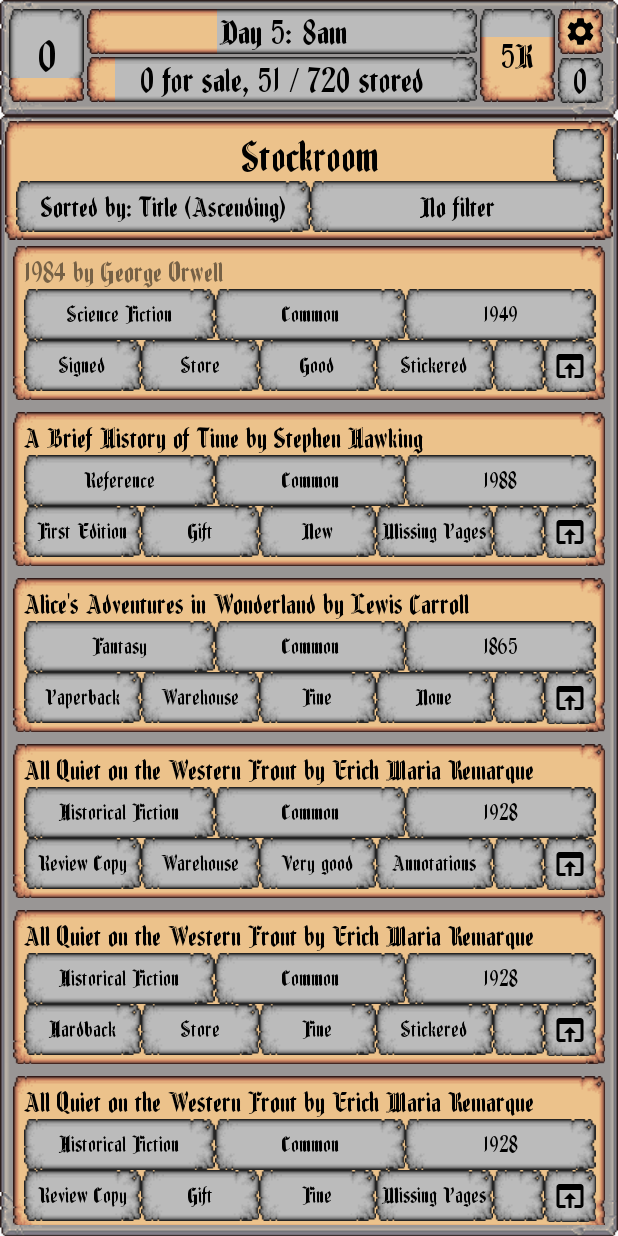
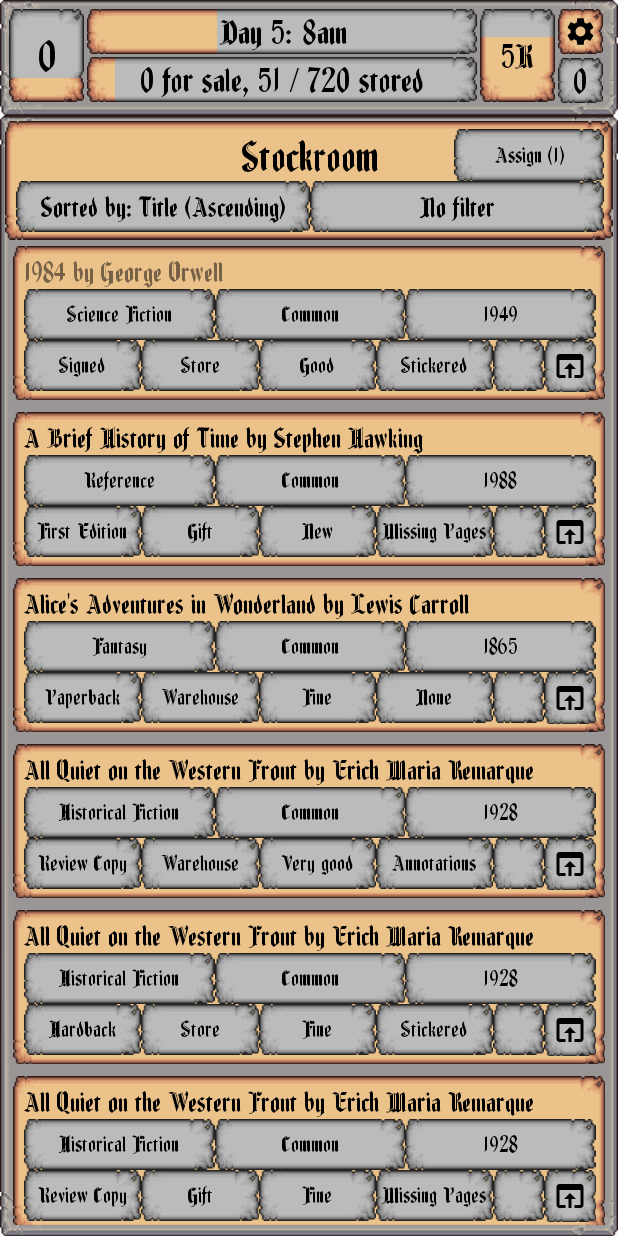
Before and after one commit to JakeSteam/PixelBookshop, an Android app: the StockFragment screen opened through its navigation route, after a tap on an icon or button, on a phone screen of 412 x 824 dp. Run offline under Robolectric (Android 15) with nearby library versions, the phone set to English and light mode, and no system bars; our stand-ins replace Room's generated code; libraries missing offline, so code that uses them is left out: com.hamsa.twosteppickerdialog, com.skydoves.balloon.

Commit message:
Adds very messy single parameter passing to shop

```diff
--- a/app/src/main/java/uk/co/jakelee/pixelbookshop/ui/shop/ShopFragment.kt
+++ b/app/src/main/java/uk/co/jakelee/pixelbookshop/ui/shop/ShopFragment.kt
@@ -52,6 +52,7 @@ class ShopFragment : Fragment() {
         shopViewModel.getShopData().observe(viewLifecycleOwner, shopDataObserver)
         shopViewModel.currentTab.observe(viewLifecycleOwner, shopTabObserver)
         shopViewModel.latestMessage.observe(viewLifecycleOwner, latestMessageObserver)
+        val a = arguments?.getInt("booksToAssign")
         return root
     }
 
--- a/app/src/main/java/uk/co/jakelee/pixelbookshop/ui/stock/StockAdapter.kt
+++ b/app/src/main/java/uk/co/jakelee/pixelbookshop/ui/stock/StockAdapter.kt
@@ -12,7 +12,12 @@ import androidx.recyclerview.widget.RecyclerView
 import uk.co.jakelee.pixelbookshop.R
 import uk.co.jakelee.pixelbookshop.database.entity.OwnedBook
 
-class StockAdapter(var context: Activity, private val books: List<OwnedBook>) :
+class StockAdapter(
+    var context: Activity,
+    private val books: List<OwnedBook>,
+    private val addSelected: (Int) -> Unit,
+    private val removeSelected: (Int) -> Unit,
+    private val selectedContains: (Int) -> Boolean) :
     RecyclerView.Adapter<RecyclerView.ViewHolder>() {
 
     override fun onCreateViewHolder(
@@ -23,19 +28,17 @@ class StockAdapter(var context: Activity, private val books: List<OwnedBook>) :
         return RecyclerViewViewHolder(rootView)
     }
 
-    private val selectedItems = mutableListOf<Int>()
-
     override fun onBindViewHolder(holder: RecyclerView.ViewHolder, position: Int) {
         val book = books[position]
         val viewHolder = holder as RecyclerViewViewHolder
         viewHolder.name.text = String.format("%1s by %2s %3s", book.book.title, book.book.authorFirstName, book.book.authorSurname)
-        viewHolder.name.alpha = if (selectedItems.contains(book.id)) 0.5f else 1f
+        viewHolder.name.alpha = if (selectedContains.invoke(book.id)) 0.5f else 1f
         viewHolder.name.setOnClickListener {
-            if (selectedItems.contains(book.id)) {
-                selectedItems.remove(book.id)
+            if (selectedContains.invoke(book.id)) {
+                removeSelected.invoke(book.id)
                 it.alpha = 1f
             } else {
-                selectedItems.add(book.id)
+                addSelected.invoke(book.id)
                 it.alpha = 0.5f
             }
         }
--- a/app/src/main/java/uk/co/jakelee/pixelbookshop/ui/stock/StockFragment.kt
+++ b/app/src/main/java/uk/co/jakelee/pixelbookshop/ui/stock/StockFragment.kt
@@ -4,9 +4,11 @@ import android.os.Bundle
 import android.view.LayoutInflater
 import android.view.View
 import android.view.ViewGroup
+import androidx.core.os.bundleOf
 import androidx.fragment.app.Fragment
 import androidx.lifecycle.Observer
 import androidx.lifecycle.ViewModelProvider
+import androidx.navigation.fragment.findNavController
 import com.hamsa.twosteppickerdialog.OnStepPickListener
 import com.hamsa.twosteppickerdialog.TwoStepPickerDialog
 import kotlinx.android.synthetic.main.fragment_stock.*
@@ -44,7 +46,10 @@ class StockFragment : Fragment() {
         stockViewModel.getBooks().observe(viewLifecycleOwner, stockObserver)
         root.sorting.setOnClickListener { showSortDialog() }
         root.filtering.setOnClickListener { showFilterDialog() }
-        root.assign.setOnClickListener {  }
+        root.assign.setOnClickListener {
+            val bundle = bundleOf("booksToAssign" to stockViewModel.selectedBooks.first())
+            findNavController().navigate(R.id.action_stockFragment_to_shopFragment, bundle)
+        }
         return root
     }
 
@@ -106,9 +111,25 @@ class StockFragment : Fragment() {
                 getString(sortField.resource),
                 getString(sortOrder.resource)
             )
+            updateAssignButton()
+            booksRecycler.adapter = StockAdapter(activity!!, books,
+                { id: Int ->
+                    stockViewModel.selectedBooks.add(id)
+                    updateAssignButton()
+                },
+                { id: Int ->
+                    stockViewModel.selectedBooks.remove(id)
+                    updateAssignButton()
+                },
+                { id: Int -> stockViewModel.selectedBooks.contains(id) })
+        }
+    }
 
-            booksRecycler.adapter = StockAdapter(activity!!, books)
-        }
+    private fun updateAssignButton() {
+        val selectedItems = stockViewModel.selectedBooks.size
+        assign.text = String.format(getString(R.string.stock_assign_button), selectedItems)
+        assign.alpha = if(selectedItems > 0) 1f else 0.5f
+
     }
 
     private fun getFilterSteps(step: Int): MutableList<String> {
--- a/app/src/main/java/uk/co/jakelee/pixelbookshop/ui/stock/StockViewModel.kt
+++ b/app/src/main/java/uk/co/jakelee/pixelbookshop/ui/stock/StockViewModel.kt
@@ -13,6 +13,7 @@ class StockViewModel(application: Application) : AndroidViewModel(application) {
     private val books: LiveData<List<OwnedBook>>
     val sortField = MutableLiveData(Pair(0, 0))
     private val filterField = MutableLiveData(Pair(-1, -1))
+    val selectedBooks = mutableListOf<Int>()
 
     init {
         val booksDao = AppDatabase.getDatabase(application, viewModelScope).ownedBookDao()
--- a/app/src/main/res/layout/fragment_stock.xml
+++ b/app/src/main/res/layout/fragment_stock.xml
@@ -29,15 +29,17 @@
             app:layout_constraintEnd_toEndOf="parent"/>
         <TextView
             android:id="@+id/assign"
-            android:layout_width="wrap_content"
+            android:layout_width="100dp"
             android:layout_height="wrap_content"
+            android:gravity="center_horizontal"
             android:background="@drawable/ui_element_greyscale"
             android:fontFamily="@font/fenwickwoodtype"
             app:fontFamily="@font/fenwickwoodtype"
             android:textColor="@color/black"
             android:textSize="16sp"
             android:padding="8dp"
-            tools:text="Assign 5"
+            android:text="Assign books"
+            android:alpha="0.5"
             app:layout_constraintTop_toTopOf="@id/title"
             app:layout_constraintBottom_toBottomOf="@id/title"
             app:layout_constraintEnd_toEndOf="parent"/>
--- a/app/src/main/res/navigation/nav_graph.xml
+++ b/app/src/main/res/navigation/nav_graph.xml
@@ -16,6 +16,10 @@
         <action
             android:id="@+id/action_shopFragment_to_stockFragment"
             app:destination="@id/stockFragment" />
+        <argument
+            android:name="booksToAssign"
+            app:argType="integer"
+            android:defaultValue="@null" />
     </fragment>
 
     <fragment
@@ -30,5 +34,8 @@
         android:name="uk.co.jakelee.pixelbookshop.ui.stock.StockFragment"
         android:label="StockFragment"
         tools:layout="@layout/fragment_stock">
+        <action
+            android:id="@+id/action_stockFragment_to_shopFragment"
+            app:destination="@id/shopFragment" />
     </fragment>
 </navigation>
--- a/app/src/main/res/values/strings.xml
+++ b/app/src/main/res/values/strings.xml
@@ -16,6 +16,7 @@
     <string name="stock_published_filter">Before %1$d</string>
     <string name="stock_in_furniture">On Display</string>
     <string name="stock_in_storage">In Storage</string>
+    <string name="stock_assign_button">Assign (%d)</string>
 
     <string name="book_sort_ascending">Ascending</string>
     <string name="book_sort_descending">Descending</string>
```
